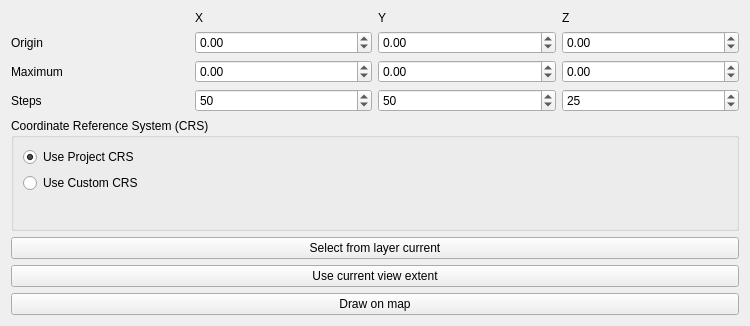
The window that loopstructural/gui/modelling/model_definition/bounding_box.ui (Loop3D/plugin_loopstructural) describes before a commit, drawn with Qt 5.
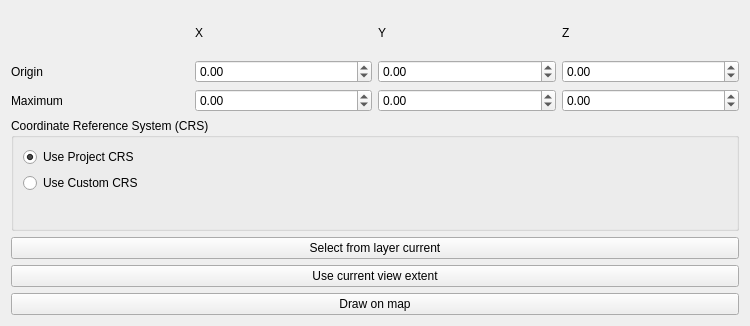
The same window after the commit. Custom widgets are drawn as their Qt base class.

Commit message: fix: remove bb  steps from bb widget

The edit to the form file:
```diff
--- a/loopstructural/gui/modelling/model_definition/bounding_box.ui
+++ b/loopstructural/gui/modelling/model_definition/bounding_box.ui
@@ -114,52 +114,8 @@
        </property>
       </widget>
      </item>
-     <item row="3" column="0">
-      <widget class="QLabel" name="stepsLabel">
-       <property name="text">
-        <string>Steps</string>
-       </property>
-      </widget>
-     </item>
-     <item row="3" column="1">
-      <widget class="QSpinBox" name="stepsXSpinBox">
-       <property name="minimum">
-        <number>1</number>
-       </property>
-       <property name="maximum">
-        <number>1000</number>
-       </property>
-       <property name="value">
-        <number>50</number>
-       </property>
-      </widget>
-     </item>
-     <item row="3" column="2">
-      <widget class="QSpinBox" name="stepsYSpinBox">
-       <property name="minimum">
-        <number>1</number>
-       </property>
-       <property name="maximum">
-        <number>1000</number>
-       </property>
-       <property name="value">
-        <number>50</number>
-       </property>
-      </widget>
-     </item>
-     <item row="3" column="3">
-      <widget class="QSpinBox" name="stepsZSpinBox">
-       <property name="minimum">
-        <number>1</number>
-       </property>
-       <property name="maximum">
-        <number>1000</number>
-       </property>
-       <property name="value">
-        <number>25</number>
-       </property>
-      </widget>
-     </item>
+     
+     
     </layout>
    </item>
    <item>
```
